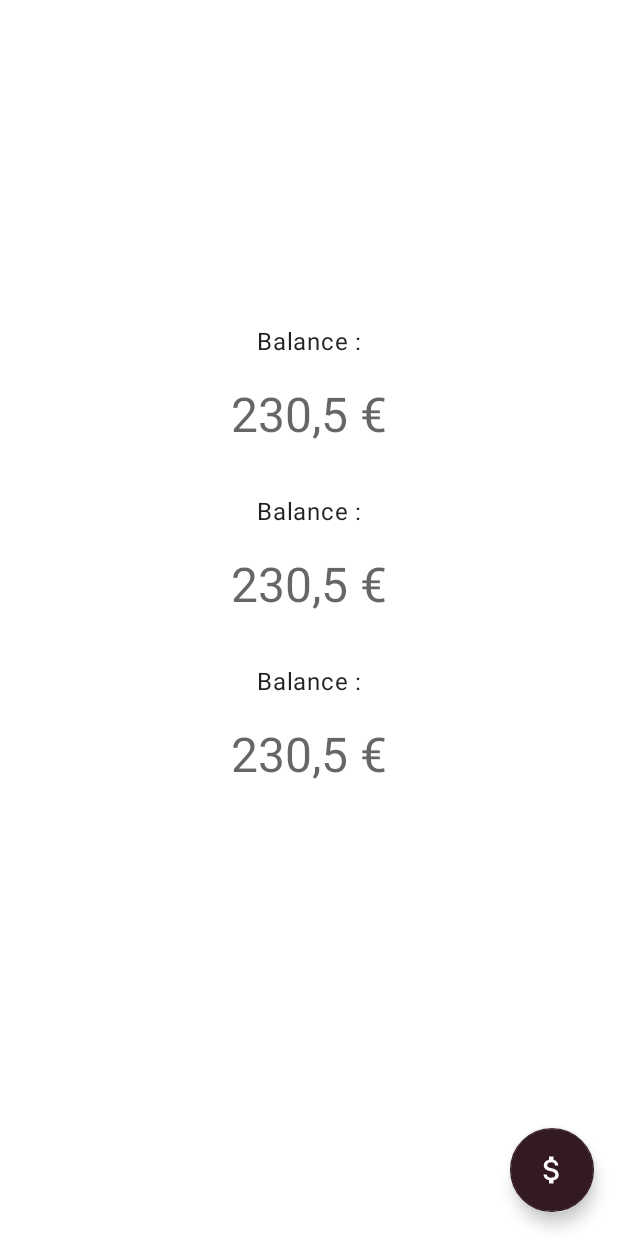
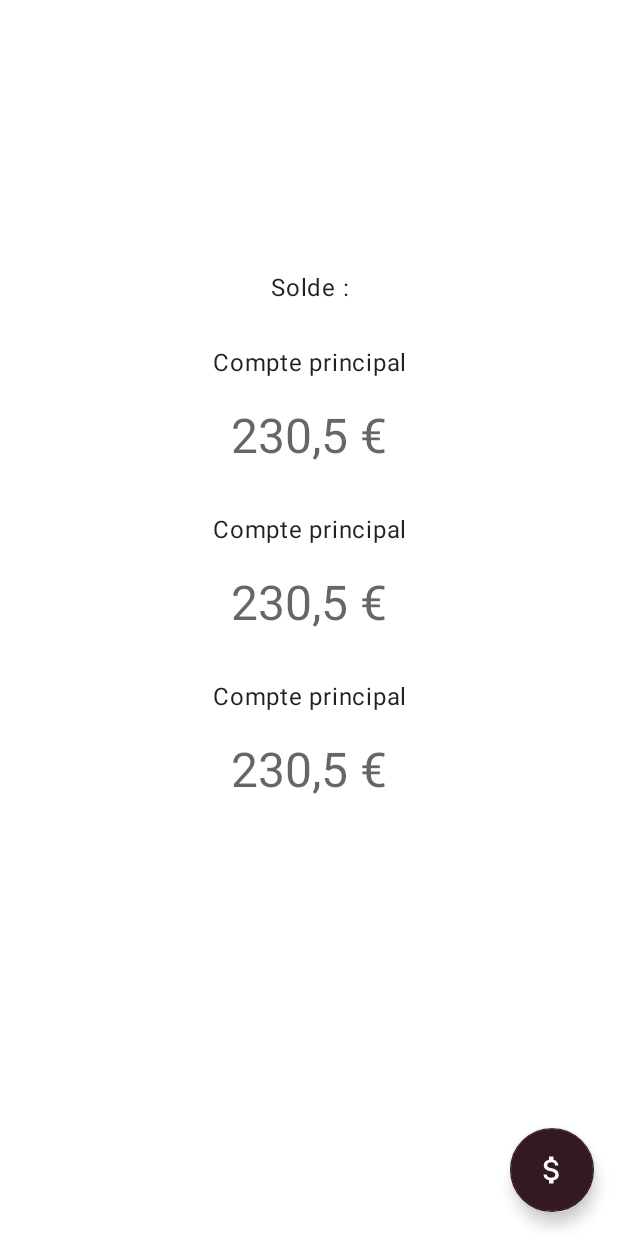
Before and after one commit to ArnoAgape/BankApp, an Android app: the layout activity_home.xml on its own in the app's theme, with its tools: preview values and no code run, on a phone screen of 412 x 824 dp. Run offline under Robolectric (Android 15) with nearby library versions, the phone set to English and light mode, and no system bars.

Commit message:
design du recyclerview à jour

```diff
--- a/app/src/main/java/com/aura/ui/home/HomeViewModel.kt
+++ b/app/src/main/java/com/aura/ui/home/HomeViewModel.kt
@@ -5,6 +5,7 @@ import androidx.lifecycle.ViewModel
 import androidx.lifecycle.viewModelScope
 import com.aura.ui.data.network.repository.AuraRepository
 import com.aura.ui.domain.model.UserModel
+import com.aura.ui.login.LoginState
 import dagger.hilt.android.lifecycle.HiltViewModel
 import kotlinx.coroutines.flow.MutableStateFlow
 import kotlinx.coroutines.flow.StateFlow
@@ -37,5 +38,6 @@ class HomeViewModel @Inject constructor(private val dataRepository: AuraReposito
 }
 
 data class HomeUIState(
+    val result: LoginState = LoginState.Idle,
     val balance:List<UserModel> = emptyList()
 )
--- a/app/src/main/res/layout/activity_home.xml
+++ b/app/src/main/res/layout/activity_home.xml
@@ -8,11 +8,26 @@
   tools:context=".ui.home.HomeActivity"
   >
 
+  <TextView
+      android:id="@+id/title"
+      style="@style/TextAppearance.Material3.BodyLarge"
+      android:layout_width="match_parent"
+      android:layout_height="wrap_content"
+      android:gravity="center"
+      android:text="@string/balance"
+      android:layout_marginTop="180dp"
+      app:layout_constraintEnd_toEndOf="parent"
+      app:layout_constraintStart_toStartOf="parent"
+      app:layout_constraintTop_toTopOf="parent"
+      app:layout_constraintVertical_chainStyle="packed" />
+
   <androidx.recyclerview.widget.RecyclerView
       android:id="@+id/recycler_view"
+      android:background="@color/white"
       android:layout_marginTop="200dp"
       android:layout_width="match_parent"
       android:layout_height="match_parent"
+      android:overScrollMode="never"
       tools:listitem="@layout/item_balance"/>
 
   <com.google.android.material.floatingactionbutton.FloatingActionButton
--- a/app/src/main/res/layout/item_balance.xml
+++ b/app/src/main/res/layout/item_balance.xml
@@ -4,16 +4,17 @@
     android:layout_width="match_parent"
     android:layout_height="wrap_content"
     xmlns:app="http://schemas.android.com/apk/res-auto"
-    android:orientation="vertical"
-    android:padding="16dp">
+    android:background="@color/white"
+    android:layout_marginTop="30dp"
+    android:orientation="vertical">
 
     <TextView
-        android:id="@+id/title"
+        android:id="@+id/account"
         style="@style/TextAppearance.Material3.BodyLarge"
         android:layout_width="match_parent"
         android:layout_height="match_parent"
         android:gravity="center"
-        android:text="@string/balance"
+        android:text="@string/main"
         app:layout_constraintBottom_toTopOf="@id/balance"
         app:layout_constraintEnd_toEndOf="parent"
         app:layout_constraintStart_toStartOf="parent"
--- a/app/src/main/res/values/strings.xml
+++ b/app/src/main/res/values/strings.xml
@@ -5,7 +5,9 @@
   <string name="prompt_password">Mot de passe</string>
   <string name="action_sign_in">Connexion</string>
 
-  <string name="balance">Balance :</string>
+  <string name="balance">Solde :</string>
+  <string name="main">Compte principal</string>
+  <string name="secondary">Compte secondaire</string>
   <string name="disconnect">Déconnexion</string>
   <string name="bank_transfer">Faire un virement</string>
 
```
Also changed, not shown: app/src/main/java/com/aura/ui/home/BalanceAdapter.kt (+8 -12 lines), app/src/main/java/com/aura/ui/home/HomeActivity.kt (+18 -19 lines), app/src/main/java/com/aura/ui/login/LoginActivity.kt (+8 -0 lines).
